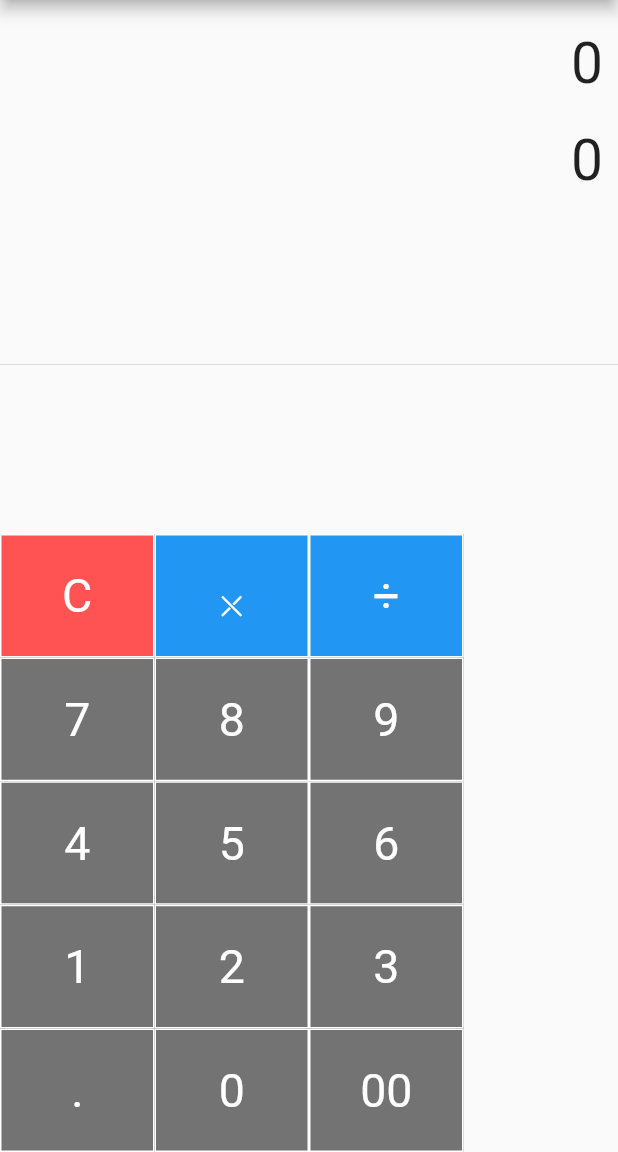
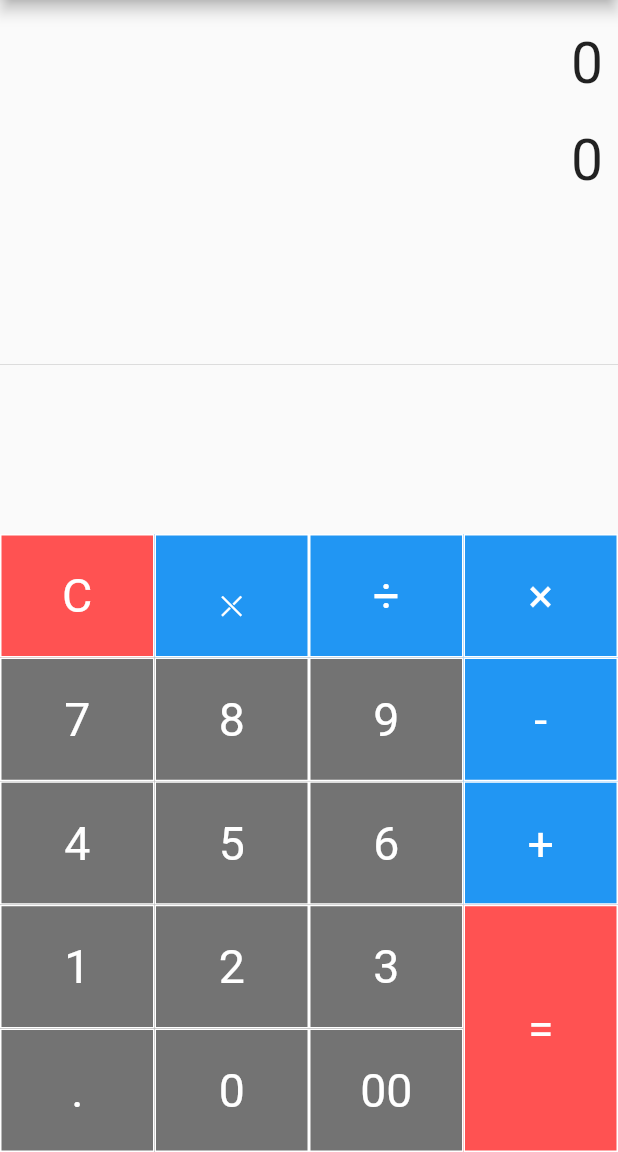
Before and after one commit to najmulmyself/Simple-Calculator, a Flutter app: the screen it shows after launch, on a phone screen of 412 x 824 dp, the part 84-1236 px from its top. Run offline on Flutter 3.47's test engine with Material 2 defaults, Android fonts, the phone set to English and light mode, and no system bars.

Commit message:
added design , nedd to functional

```diff
--- a/lib/main.dart
+++ b/lib/main.dart
@@ -129,6 +129,28 @@ class _SimpleCalculatorState extends State<SimpleCalculator> {
                     ),
                   ],
                 ),
+              ),
+              Container(
+                width: MediaQuery.of(context).size.width * .25,
+                child: Table(
+                  children: [
+                    TableRow(
+                      children: [buildButton('×', 1, Colors.blue)],
+                    ),
+                    TableRow(
+                      children: [buildButton('-', 1, Colors.blue)],
+                    ),
+                    TableRow(
+                      children: [buildButton('+', 1, Colors.blue)],
+                    ),
+                    TableRow(
+                      children: [buildButton('=', 2, Colors.redAccent)],
+                    ),
+                    // TableRow(
+                    //   children: [buildButton('×', 1, Colors.blue)],
+                    // ),
+                  ],
+                ),
               )
             ],
           )
```
